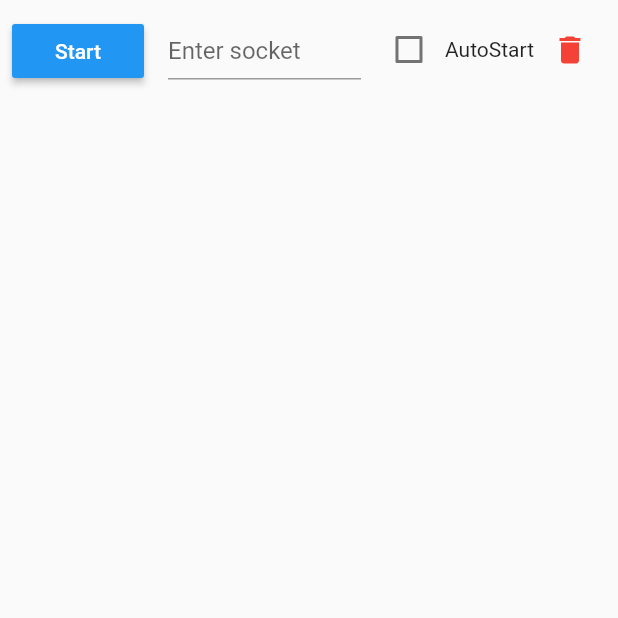
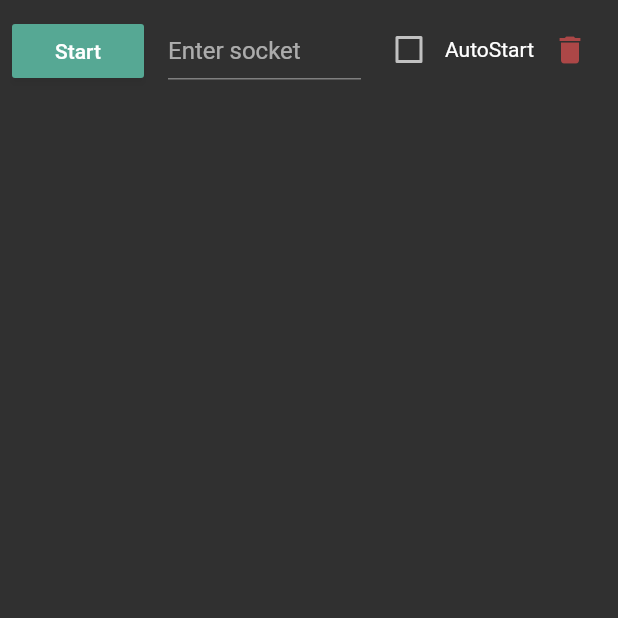
Before and after one commit to ChekTek/socket_logger, a Flutter app: the screen it shows after launch, on a phone screen of 412 x 824 dp, the top half of it. Run offline on Flutter 3.47's test engine with Material 2 defaults, Android fonts, the phone set to English and light mode, and no system bars; our stand-ins replace get_it, shared_preferences; missing offline and left inert: desktop_window.

Commit message:
dark theme

```diff
--- a/lib/main.dart
+++ b/lib/main.dart
@@ -6,6 +6,8 @@ import 'package:socket_logger/data/preferences.dart';
 import 'package:socket_logger/services/alert_service.dart';
 import 'package:socket_logger/services/log_service.dart';
 import 'package:socket_logger/services/socket_service.dart';
+import 'package:socket_logger/themes.dart';
+import 'package:socket_logger/themes/dark_theme.dart';
 
 import 'widgets/home.dart';
 
@@ -33,9 +35,7 @@ class App extends StatelessWidget {
   Widget build(BuildContext context) {
     return MaterialApp(
       debugShowCheckedModeBanner: false,
-      theme: ThemeData(
-        primarySwatch: Colors.blue,
-      ),
+      theme: Themes.DarkTheme,
       navigatorKey: navigatorKey,
       home: const Home(),
     );
--- /dev/null
+++ b/lib/themes.dart
@@ -0,0 +1,14 @@
+import 'package:flutter/material.dart';
+
+abstract class Themes {
+  static final _primaryDarkColor = Color.fromARGB(255, 86, 168, 148);
+
+  static final DarkTheme = ThemeData(
+    brightness: Brightness.dark,
+    primaryColor: _primaryDarkColor,
+    toggleableActiveColor: _primaryDarkColor,
+    secondaryHeaderColor: _primaryDarkColor,
+    shadowColor: Colors.black26,
+    errorColor: Color.fromARGB(255, 172, 71, 71),
+  );
+}
--- a/lib/widgets/clear_button.dart
+++ b/lib/widgets/clear_button.dart
@@ -18,7 +18,7 @@ class ClearButton extends StatelessWidget {
           logService.clear();
         },
         icon: const Icon(Icons.delete),
-        color: Colors.red,
+        color: Theme.of(context).errorColor,
         hoverColor: Colors.transparent,
         splashColor: Colors.transparent,
         highlightColor: Colors.transparent,
--- a/lib/widgets/log.dart
+++ b/lib/widgets/log.dart
@@ -22,13 +22,11 @@ class Log extends StatelessWidget {
             decoration: BoxDecoration(
               boxShadow: const [
                 BoxShadow(
-                  color: Colors.black26,
                   spreadRadius: 2,
                   blurRadius: 2,
                   offset: Offset(0, 1),
                 ),
               ],
-              color: Colors.grey[400],
               borderRadius: const BorderRadius.only(
                 topLeft: Radius.circular(4.0),
                 topRight: Radius.circular(4.0),
@@ -43,7 +41,7 @@ class Log extends StatelessWidget {
                 style: const TextStyle(color: Colors.white),
               ),
               decoration: BoxDecoration(
-                color: Theme.of(context).primaryColor,
+                color: Theme.of(context).secondaryHeaderColor,
                 borderRadius: const BorderRadius.only(
                   topLeft: Radius.circular(4.0),
                   topRight: Radius.circular(4.0),
--- a/lib/widgets/server_button.dart
+++ b/lib/widgets/server_button.dart
@@ -20,8 +20,7 @@ class _ServerButtonState extends State<ServerButton> {
   Widget build(BuildContext context) {
     var connectButton = MaterialButton(
         child: const Text('Start'),
-        color: Colors.blue,
-        textColor: Colors.white,
+        color: Theme.of(context).primaryColor,
         onPressed: () {
           socketService.connect(widget.serverStringController.text);
           setState(() {});
@@ -29,8 +28,7 @@ class _ServerButtonState extends State<ServerButton> {
 
     var disconnectButton = MaterialButton(
         child: const Text('Stop'),
-        color: Colors.red,
-        textColor: Colors.white,
+        color: Theme.of(context).errorColor,
         onPressed: () {
           socketService.disconnect();
           setState(() {});
```
